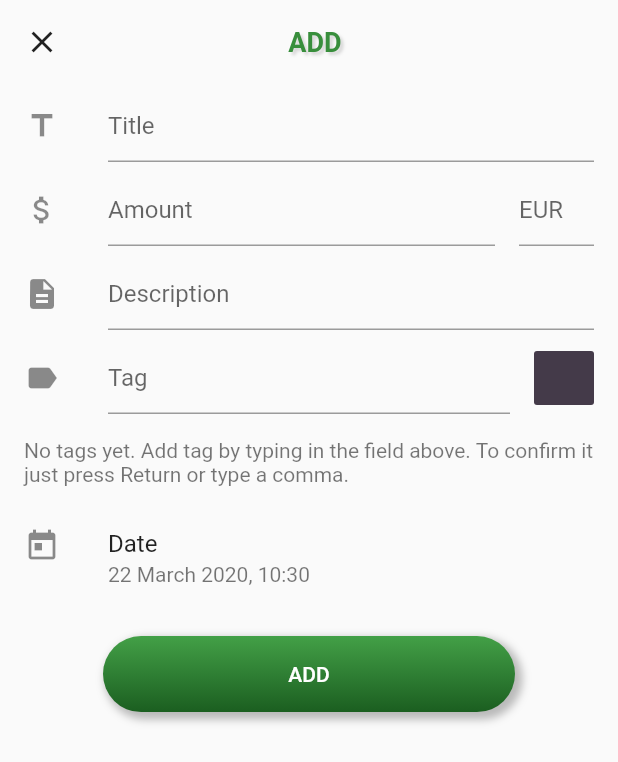
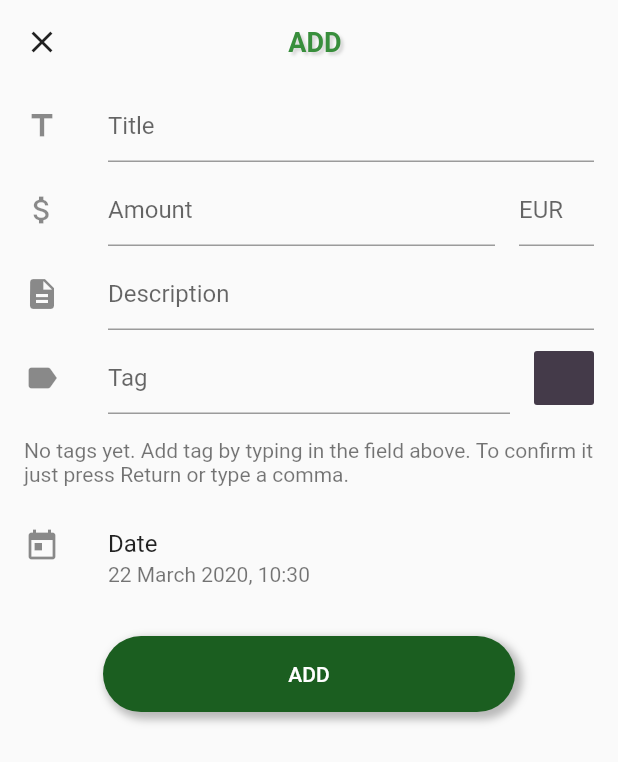
Before and after one commit to abhineet99/farm-expense-management, a Flutter app: the AddExpensePage screen opened directly, on a phone screen of 412 x 824 dp. Shown: the top 762 px of the screen. Run offline on Flutter 3.47's test engine with Material 2 defaults, Android fonts, the phone set to English and light mode, and no system bars; our stand-ins replace carousel_pro, charts_flutter, firebase_auth, flare_flutter, flutter_colorpicker, flutter_svg and 5 more; missing offline and left inert: launch_review; accounts and stored records are empty.

Commit message:
button color  standardisation

```diff
--- a/lib/home.dart
+++ b/lib/home.dart
@@ -1,6 +1,6 @@
 import 'package:farm_expense_management/screens/home/home_page.dart';
 import 'package:flutter/material.dart';
-import 'package:farm_expense_management/common/ui/pal_title_view.dart';
+import 'package:farm_expense_management/common/ui/pal_title_view.dart';//for appBar title widget
 
 //import 'package:farm_expense_management/category.dart';
 //import 'package:farm_expense_management/expenses_pal_app.dart';
@@ -37,7 +37,7 @@ class _HomeState extends State<Home> {
   Widget titleWidget = PalTitleView(
     title: "Categories",
   );
-  final primaryColor = const Color(0xFFFFFFFF);
+  final primaryColor = const Color(0xFFFFFFFF); //white color in appBar background
 
   @override
   Widget build(BuildContext context) {
--- a/lib/screens/home/dashboard/add_expense_page.dart
+++ b/lib/screens/home/dashboard/add_expense_page.dart
@@ -249,7 +249,7 @@ class AddExpensePageState extends State<AddExpensePage> {
                       child: PalButton(
                         title: "ADD",
                         width: MediaQuery.of(context).size.width * (2.0 / 3.0),
-                        colors: [Colors.green[600], Colors.green[900]],
+                        colors: [Colors.green[900], Colors.green[900]],
                         onPressed: () {
                           if (!_formKey.currentState.validate()) {
                             return;
--- a/lib/screens/home/dashboard/dashboard_page.dart
+++ b/lib/screens/home/dashboard/dashboard_page.dart
@@ -459,7 +459,7 @@ class _DashboardEmptyState extends StatelessWidget {
         PalButton(
           title: "ADD",
           width: MediaQuery.of(context).size.width * (2.0 / 3.0),
-          colors: [Colors.green[600], Colors.green[900]],
+          colors: [Colors.green[900], Colors.green[900]],
           onPressed: () {
             Navigator.of(context).push(
               CupertinoPageRoute(
--- a/lib/screens/home/dashboard/filter/filter_page.dart
+++ b/lib/screens/home/dashboard/filter/filter_page.dart
@@ -206,7 +206,7 @@ class FilterPage extends StatelessWidget {
                       child: PalButton(
                         title: "APPLY",
                         width: MediaQuery.of(context).size.width * (2.0 / 3.0),
-                        colors: [Colors.green[600], Colors.green[900]],
+                        colors: [Colors.green[900], Colors.green[900]],
                         onPressed: () {
                           List<ExpenseFilter> filters = [];
 
```
Also changed, not shown: lib/pages/login_signup_page.dart (+17 -3 lines).
